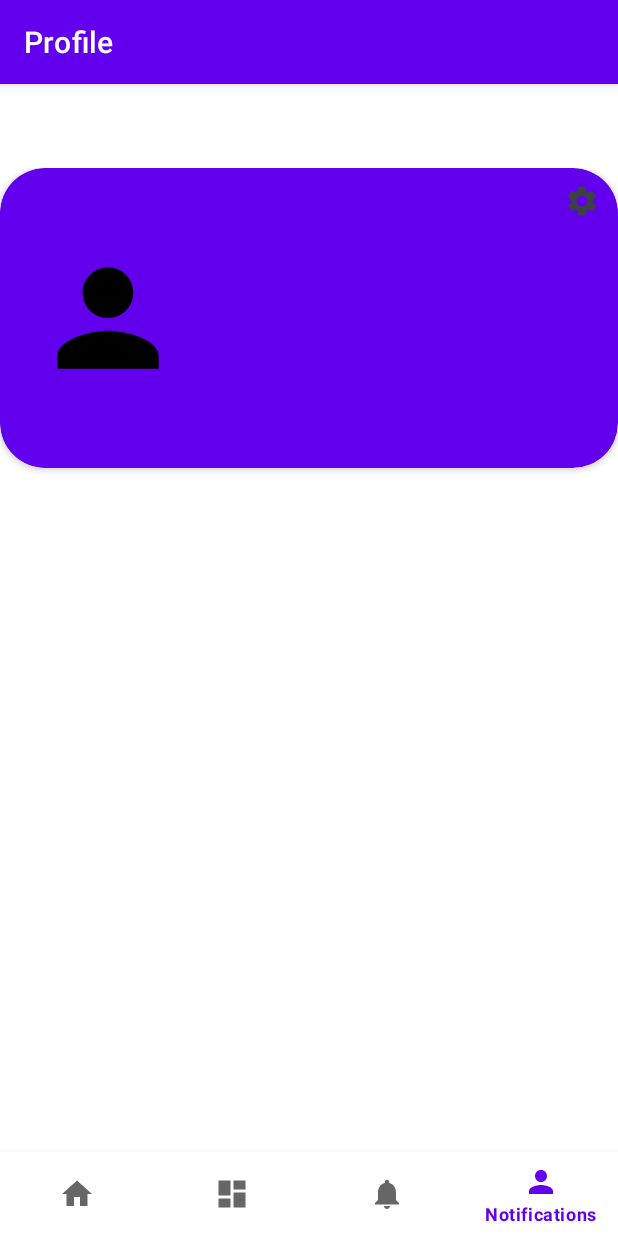
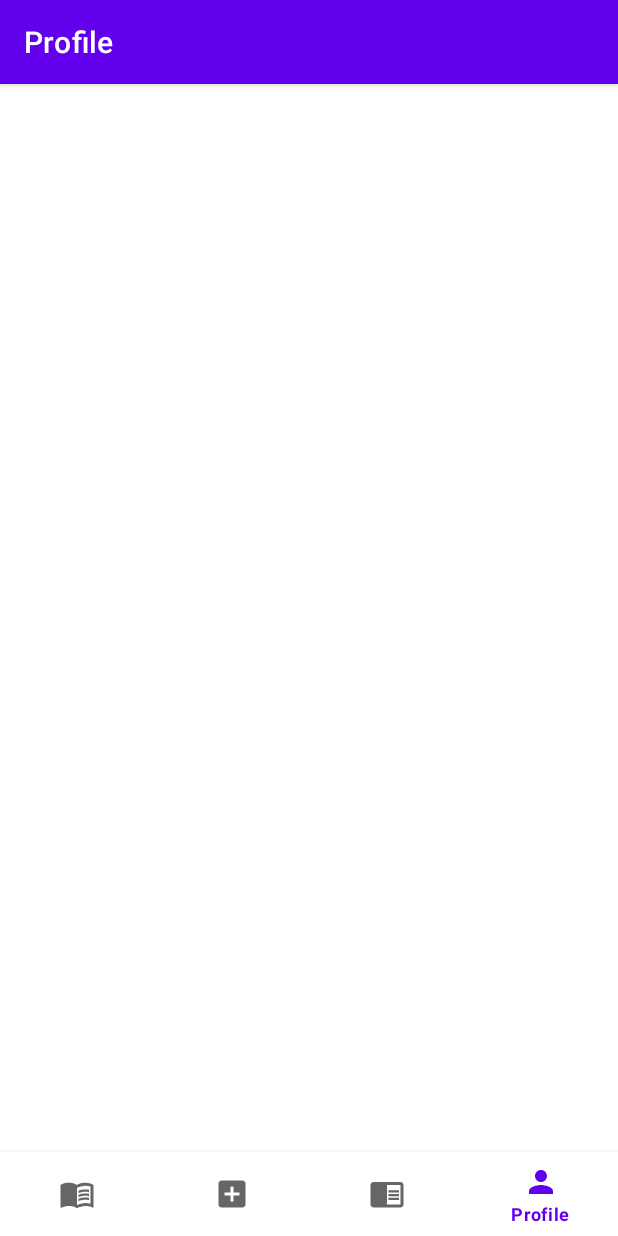
Before and after one commit to AbramovaKaterina/Programe, an Android app: the ProfileFragment screen opened through its navigation route, on a phone screen of 412 x 824 dp. Run offline under Robolectric (Android 15) with nearby library versions, the phone set to English and light mode, and no system bars; our stand-ins replace navigation-ui.

Commit message:
commit 3

```diff
--- a/app/build.gradle
+++ b/app/build.gradle
@@ -48,8 +48,4 @@ dependencies {
     implementation 'com.github.bumptech.glide:glide:4.11.0'
     annotationProcessor 'com.github.bumptech.glide:compiler:4.11.0'
 
-    implementation platform('com.google.firebase:firebase-bom:29.1.0')
-    implementation 'com.google.firebase:firebase-analytics'
-    implementation 'com.google.firebase:firebase-auth'
-    implementation 'com.google.firebase:firebase-firestore'
 }
--- /dev/null
+++ b/app/src/main/java/com/example/programe/CategoryModel.java
@@ -0,0 +1,6 @@
+package com.example.programe;
+
+public class CategoryModel {
+
+    //firebase
+}
--- a/app/src/main/java/com/example/programe/MainActivity.java
+++ b/app/src/main/java/com/example/programe/MainActivity.java
@@ -1,8 +1,10 @@
 package com.example.programe;
 
+import android.content.Intent;
 import android.os.Bundle;
 
 import com.example.programe.ui.adapter.MyRecyclerViewAdapter;
+import com.example.programe.ui.addbook.AddBook;
 import com.google.android.material.bottomnavigation.BottomNavigationView;
 
 import androidx.appcompat.app.AppCompatActivity;
@@ -36,6 +38,7 @@ public class MainActivity extends AppCompatActivity {
         NavigationUI.setupActionBarWithNavController(this, navController, appBarConfiguration);
         NavigationUI.setupWithNavController(binding.navView, navController);
 
+
     }
 
 }
--- a/app/src/main/java/com/example/programe/ui/goadd/GoToAdding.java
+++ b/app/src/main/java/com/example/programe/ui/addbook/GoToAdding.java
@@ -1,4 +1,4 @@
-package com.example.programe.ui.goadd;
+package com.example.programe.ui.addbook;
 
 import androidx.annotation.NonNull;
 import androidx.appcompat.app.AppCompatActivity;
--- a/app/src/main/java/com/example/programe/ui/goadd/GoToAddingModel.java
+++ b/app/src/main/java/com/example/programe/ui/addbook/GoToAddingModel.java
@@ -1,4 +1,4 @@
-package com.example.programe.ui.goadd;
+package com.example.programe.ui.addbook;
 
 import androidx.lifecycle.ViewModel;
 
--- a/app/src/main/java/com/example/programe/ui/readingnow/ReadingNow.java
+++ b/app/src/main/java/com/example/programe/ui/readingnow/ReadingNow.java
@@ -24,7 +24,7 @@ public class ReadingNow extends Fragment {
         binding = FragmentReadingNowBinding.inflate(inflater, container, false);
         View root = binding.getRoot();
 
-        final TextView textView = binding.navigationReadingNow;
+//        final TextView textView = binding.navigationReadingNow;
 //        notificationsViewModel.getText().observe(getViewLifecycleOwner(), textView::setText);
         return root;
     }
--- /dev/null
+++ b/app/src/main/res/drawable/add_book.xml
@@ -0,0 +1,5 @@
+<vector android:height="24dp" android:tint="#3C4141"
+    android:viewportHeight="24" android:viewportWidth="24"
+    android:width="24dp" xmlns:android="http://schemas.android.com/apk/res/android">
+    <path android:fillColor="@android:color/white" android:pathData="M19,3L5,3c-1.11,0 -2,0.9 -2,2v14c0,1.1 0.89,2 2,2h14c1.1,0 2,-0.9 2,-2L21,5c0,-1.1 -0.9,-2 -2,-2zM17,13h-4v4h-2v-4L7,13v-2h4L11,7h2v4h4v2z"/>
+</vector>
--- /dev/null
+++ b/app/src/main/res/drawable/open_book.xml
@@ -0,0 +1,8 @@
+<vector android:autoMirrored="true" android:height="24dp"
+    android:tint="#3C4141" android:viewportHeight="24"
+    android:viewportWidth="24" android:width="24dp" xmlns:android="http://schemas.android.com/apk/res/android">
+    <path android:fillColor="@android:color/white" android:pathData="M21,5c-1.11,-0.35 -2.33,-0.5 -3.5,-0.5c-1.95,0 -4.05,0.4 -5.5,1.5c-1.45,-1.1 -3.55,-1.5 -5.5,-1.5S2.45,4.9 1,6v14.65c0,0.25 0.25,0.5 0.5,0.5c0.1,0 0.15,-0.05 0.25,-0.05C3.1,20.45 5.05,20 6.5,20c1.95,0 4.05,0.4 5.5,1.5c1.35,-0.85 3.8,-1.5 5.5,-1.5c1.65,0 3.35,0.3 4.75,1.05c0.1,0.05 0.15,0.05 0.25,0.05c0.25,0 0.5,-0.25 0.5,-0.5V6C22.4,5.55 21.75,5.25 21,5zM21,18.5c-1.1,-0.35 -2.3,-0.5 -3.5,-0.5c-1.7,0 -4.15,0.65 -5.5,1.5V8c1.35,-0.85 3.8,-1.5 5.5,-1.5c1.2,0 2.4,0.15 3.5,0.5V18.5z"/>
+    <path android:fillColor="@android:color/white" android:pathData="M17.5,10.5c0.88,0 1.73,0.09 2.5,0.26V9.24C19.21,9.09 18.36,9 17.5,9c-1.7,0 -3.24,0.29 -4.5,0.83v1.66C14.13,10.85 15.7,10.5 17.5,10.5z"/>
+    <path android:fillColor="@android:color/white" android:pathData="M13,12.49v1.66c1.13,-0.64 2.7,-0.99 4.5,-0.99c0.88,0 1.73,0.09 2.5,0.26V11.9c-0.79,-0.15 -1.64,-0.24 -2.5,-0.24C15.8,11.66 14.26,11.96 13,12.49z"/>
+    <path android:fillColor="@android:color/white" android:pathData="M17.5,14.33c-1.7,0 -3.24,0.29 -4.5,0.83v1.66c1.13,-0.64 2.7,-0.99 4.5,-0.99c0.88,0 1.73,0.09 2.5,0.26v-1.52C19.21,14.41 18.36,14.33 17.5,14.33z"/>
+</vector>
--- /dev/null
+++ b/app/src/main/res/drawable/reading_now.xml
@@ -0,0 +1,5 @@
+<vector android:autoMirrored="true" android:height="24dp"
+    android:tint="#3C4141" android:viewportHeight="24"
+    android:viewportWidth="24" android:width="24dp" xmlns:android="http://schemas.android.com/apk/res/android">
+    <path android:fillColor="@android:color/white" android:pathData="M13,12h7v1.5h-7zM13,9.5h7L20,11h-7zM13,14.5h7L20,16h-7zM21,4L3,4c-1.1,0 -2,0.9 -2,2v13c0,1.1 0.9,2 2,2h18c1.1,0 2,-0.9 2,-2L23,6c0,-1.1 -0.9,-2 -2,-2zM21,19h-9L12,6h9v13z"/>
+</vector>
--- a/app/src/main/res/layout/profil.xml
+++ b/app/src/main/res/layout/profil.xml
@@ -43,59 +43,70 @@
     <!--        tools:layout_editor_absoluteY="31dp">-->
 
 
-    <androidx.cardview.widget.CardView
-        android:id="@+id/card_profile"
-        android:layout_width="match_parent"
-        android:layout_height="200dp"
-        android:backgroundTint="@color/purple_500"
-        app:cardCornerRadius="30dp"
-        app:layout_constraintEnd_toEndOf="parent"
-        app:layout_constraintStart_toStartOf="parent"
-        app:layout_constraintTop_toTopOf="parent">
-
-        <androidx.constraintlayout.widget.ConstraintLayout
-            android:layout_width="match_parent"
-            android:layout_height="match_parent">
 
 
-            <ImageView
-                android:id="@+id/logo_user"
-                android:layout_width="104dp"
-                android:layout_height="101dp"
-                android:layout_marginStart="20dp"
-                android:contentDescription="@string/image"
-                android:src="@drawable/user_sans_logo"
-                app:layout_constraintBottom_toBottomOf="parent"
-                app:layout_constraintStart_toStartOf="parent"
-                app:layout_constraintTop_toTopOf="parent" />
 
-            <ImageButton
-                android:layout_width="wrap_content"
-                android:layout_height="wrap_content"
-                android:backgroundTint="@android:color/transparent"
-                android:contentDescription="@string/btn_settings"
-                android:src="@drawable/settings"
-                app:layout_constraintEnd_toEndOf="parent"
-                app:layout_constraintTop_toTopOf="parent" />
 
-            <!--                    <ImageButton-->
-            <!--                        android:id="@+id/share"-->
-            <!--                        android:layout_width="38dp"-->
-            <!--                        android:layout_height="wrap_content"-->
-            <!--                        android:background="@android:color/transparent"-->
-            <!--                        android:src="@drawable/ic_baseline_share_24"-->
-            <!--                        tools:layout_editor_absoluteX="30dp"-->
-            <!--                        tools:layout_editor_absoluteY="160dp" />-->
-        </androidx.constraintlayout.widget.ConstraintLayout>
-    </androidx.cardview.widget.CardView>
 
-    <LinearLayout
-        android:id="@+id/linear_in_profile"
-        android:layout_width="match_parent"
-        android:layout_height="0dp"
-        app:layout_constraintBottom_toBottomOf="parent"
-        app:layout_constraintTop_toBottomOf="@+id/card_profile"
-        android:orientation="horizontal" />
+
+
+
+
+
+
+<!--    <androidx.cardview.widget.CardView-->
+<!--        android:id="@+id/card_profile"-->
+<!--        android:layout_width="match_parent"-->
+<!--        android:layout_height="200dp"-->
+<!--        android:backgroundTint="@color/purple_500"-->
+<!--        app:cardCornerRadius="30dp"-->
+<!--        app:layout_constraintEnd_toEndOf="parent"-->
+<!--        app:layout_constraintStart_toStartOf="parent"-->
+<!--        app:layout_constraintTop_toTopOf="parent">-->
+
+<!--        <androidx.constraintlayout.widget.ConstraintLayout-->
+<!--            android:layout_width="match_parent"-->
+<!--            android:layout_height="match_parent">-->
+
+
+<!--            <ImageView-->
+<!--                android:id="@+id/logo_user"-->
+<!--                android:layout_width="104dp"-->
+<!--                android:layout_height="101dp"-->
+<!--                android:layout_marginStart="20dp"-->
+<!--                android:contentDescription="@string/image"-->
+<!--                android:src="@drawable/user_sans_logo"-->
+<!--                app:layout_constraintBottom_toBottomOf="parent"-->
+<!--                app:layout_constraintStart_toStartOf="parent"-->
+<!--                app:layout_constraintTop_toTopOf="parent" />-->
+
+<!--            <ImageButton-->
+<!--                android:layout_width="wrap_content"-->
+<!--                android:layout_height="wrap_content"-->
+<!--                android:backgroundTint="@android:color/transparent"-->
+<!--                android:contentDescription="@string/btn_settings"-->
+<!--                android:src="@drawable/settings"-->
+<!--                app:layout_constraintEnd_toEndOf="parent"-->
+<!--                app:layout_constraintTop_toTopOf="parent" />-->
+
+<!--            &lt;!&ndash;                    <ImageButton&ndash;&gt;-->
+<!--            &lt;!&ndash;                        android:id="@+id/share"&ndash;&gt;-->
+<!--            &lt;!&ndash;                        android:layout_width="38dp"&ndash;&gt;-->
+<!--            &lt;!&ndash;                        android:layout_height="wrap_content"&ndash;&gt;-->
+<!--            &lt;!&ndash;                        android:background="@android:color/transparent"&ndash;&gt;-->
+<!--            &lt;!&ndash;                        android:src="@drawable/ic_baseline_share_24"&ndash;&gt;-->
+<!--            &lt;!&ndash;                        tools:layout_editor_absoluteX="30dp"&ndash;&gt;-->
+<!--            &lt;!&ndash;                        tools:layout_editor_absoluteY="160dp" />&ndash;&gt;-->
+<!--        </androidx.constraintlayout.widget.ConstraintLayout>-->
+<!--    </androidx.cardview.widget.CardView>-->
+
+<!--    <LinearLayout-->
+<!--        android:id="@+id/linear_in_profile"-->
+<!--        android:layout_width="match_parent"-->
+<!--        android:layout_height="0dp"-->
+<!--        app:layout_constraintBottom_toBottomOf="parent"-->
+<!--        app:layout_constraintTop_toBottomOf="@+id/card_profile"-->
+<!--        android:orientation="horizontal" />-->
 
     <!--    </androidx.cardview.widget.CardView>-->
 
--- a/app/src/main/res/menu/bottom_nav_menu.xml
+++ b/app/src/main/res/menu/bottom_nav_menu.xml
@@ -3,22 +3,22 @@
 
     <item
         android:id="@+id/navigation_home"
-        android:icon="@drawable/ic_home_black_24dp"
-        android:title="@string/title_home" />
+        android:icon="@drawable/open_book"
+        android:title="@string/read_books" />
 
     <item
         android:id="@+id/navigation_add_book"
-        android:icon="@drawable/ic_dashboard_black_24dp"
-        android:title="@string/title_dashboard" />
+        android:icon="@drawable/add_book"
+        android:title="@string/add_book" />
 
     <item
         android:id="@+id/navigation_reading_now"
-        android:icon="@drawable/ic_notifications_black_24dp"
-        android:title="@string/title_notifications" />
+        android:icon="@drawable/reading_now"
+        android:title="@string/reading_now" />
 
     <item
         android:id="@+id/navigation_user"
         android:icon="@drawable/user_sans_logo"
-        android:title="@string/title_notifications" />
+        android:title="@string/profile" />
 
 </menu>
--- a/app/src/main/res/navigation/mobile_navigation.xml
+++ b/app/src/main/res/navigation/mobile_navigation.xml
@@ -15,7 +15,19 @@
         android:id="@+id/navigation_add_book"
         android:name="com.example.programe.ui.addbook.AddBook"
         android:label="Add book"
-        tools:layout="@layout/fragment_add_book" />
+        tools:layout="@layout/fragment_add_book">
+        <action
+            android:id="@+id/action_navigation_add_book_to_go_to_adding"
+            app:destination="@id/go_to_adding" />
+    </fragment>
+
+
+    <fragment
+        android:id="@+id/go_to_adding"
+        android:name="com.example.programe.ui.addbook.GoToAdding"
+        android:label="@string/add"
+        tools:layout="@layout/activity_go_to_adding"/>
+
 
     <fragment
         android:id="@+id/navigation_reading_now"
@@ -28,4 +40,7 @@
         android:name="com.example.programe.ui.profile.ProfileFragment"
         android:label="Profile"
         tools:layout="@layout/profil" />
+
+
+
 </navigation>
--- a/build.gradle
+++ b/build.gradle
@@ -1,4 +1,8 @@
-// Top-level build file where you can add configuration options common to all sub-projects/modules.
+buildscript {
+    dependencies {
+        classpath 'com.google.gms:google-services:4.3.10'
+    }
+}// Top-level build file where you can add configuration options common to all sub-projects/modules.
 plugins {
     id 'com.android.application' version '7.1.1' apply false
     id 'com.android.library' version '7.1.1' apply false
```
Also changed, not shown: app/src/main/java/com/example/programe/AdapCategory.java (added, +35 -0 lines), app/src/main/java/com/example/programe/ui/addbook/AddBook.java (+35 -17 lines), app/src/main/res/layout/activity_go_to_adding.xml (+19 -12 lines), app/src/main/res/layout/fragment_add_book.xml (+3 -9 lines), app/src/main/res/layout/type_category.xml (renamed from app/src/main/res/layout/type_categoty.xml, +3 -5 lines).
